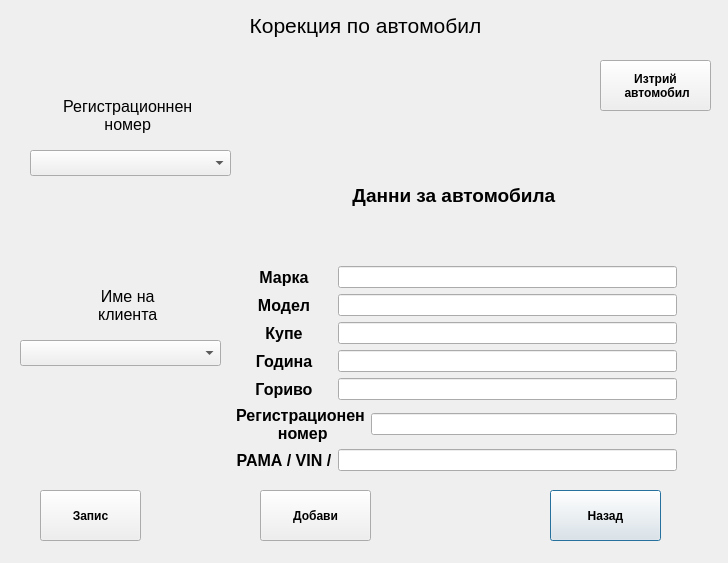
This is removechangeauto.ui in JohnnyBrawo/CarServ as Qt 5 draws it before an edit. The edited form follows.
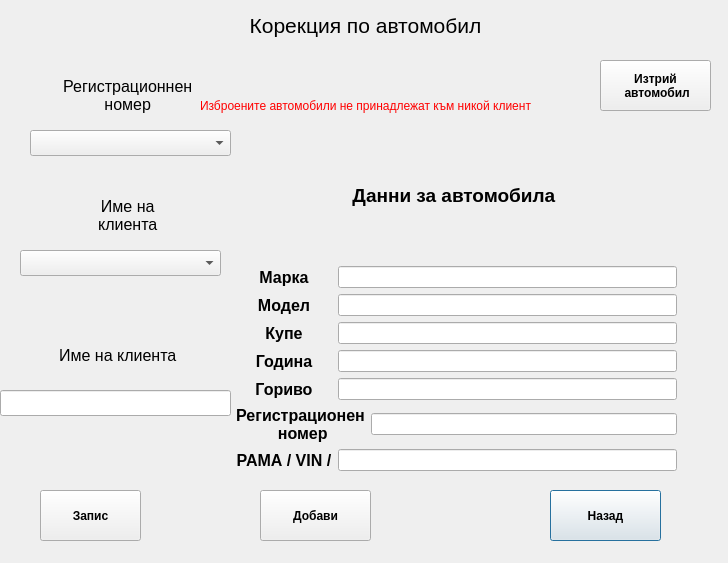
This is the edited form.

Diff of the .ui file:
```diff
--- a/removechangeauto.ui
+++ b/removechangeauto.ui
@@ -17,7 +17,7 @@
    <property name="geometry">
     <rect>
      <x>30</x>
-     <y>150</y>
+     <y>130</y>
      <width>201</width>
      <height>26</height>
     </rect>
@@ -72,7 +72,7 @@
    <property name="geometry">
     <rect>
      <x>10</x>
-     <y>280</y>
+     <y>190</y>
      <width>231</width>
      <height>51</height>
     </rect>
@@ -94,7 +94,7 @@
    <property name="geometry">
     <rect>
      <x>20</x>
-     <y>340</y>
+     <y>250</y>
      <width>201</width>
      <height>26</height>
     </rect>
@@ -123,7 +123,7 @@
    <property name="geometry">
     <rect>
      <x>10</x>
-     <y>90</y>
+     <y>70</y>
      <width>231</width>
      <height>51</height>
     </rect>
@@ -350,6 +350,53 @@
     <string>Добави</string>
    </property>
   </widget>
+  <widget class="QLineEdit" name="LText_ClientName">
+   <property name="geometry">
+    <rect>
+     <x>0</x>
+     <y>390</y>
+     <width>231</width>
+     <height>26</height>
+    </rect>
+   </property>
+  </widget>
+  <widget class="QLabel" name="L_LineClientName">
+   <property name="geometry">
+    <rect>
+     <x>0</x>
+     <y>330</y>
+     <width>231</width>
+     <height>51</height>
+    </rect>
+   </property>
+   <property name="font">
+    <font>
+     <pointsize>12</pointsize>
+    </font>
+   </property>
+   <property name="text">
+    <string> Име на клиента</string>
+   </property>
+   <property name="alignment">
+    <set>Qt::AlignCenter</set>
+   </property>
+  </widget>
+  <widget class="QLabel" name="L_UnkownClients">
+   <property name="geometry">
+    <rect>
+     <x>200</x>
+     <y>90</y>
+     <width>391</width>
+     <height>31</height>
+    </rect>
+   </property>
+   <property name="styleSheet">
+    <string notr="true">color: rgb(255, 0, 0);</string>
+   </property>
+   <property name="text">
+    <string>Изброените автомобили не принадлежат към никой клиент</string>
+   </property>
+  </widget>
  </widget>
  <resources/>
  <connections/>
```
